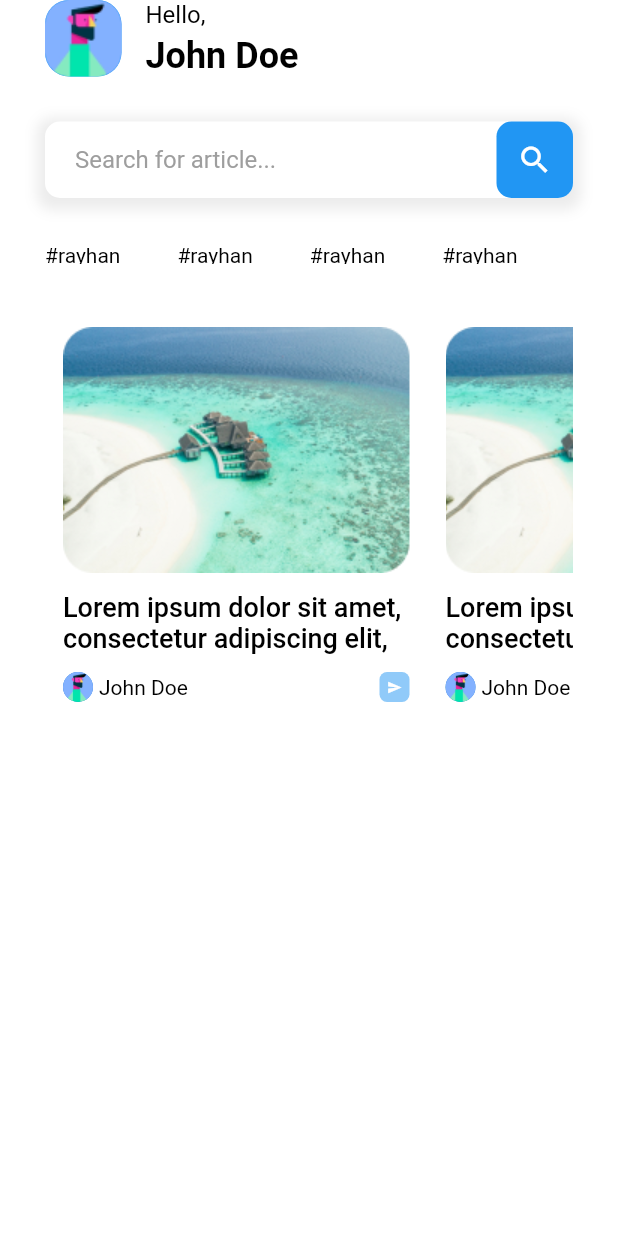
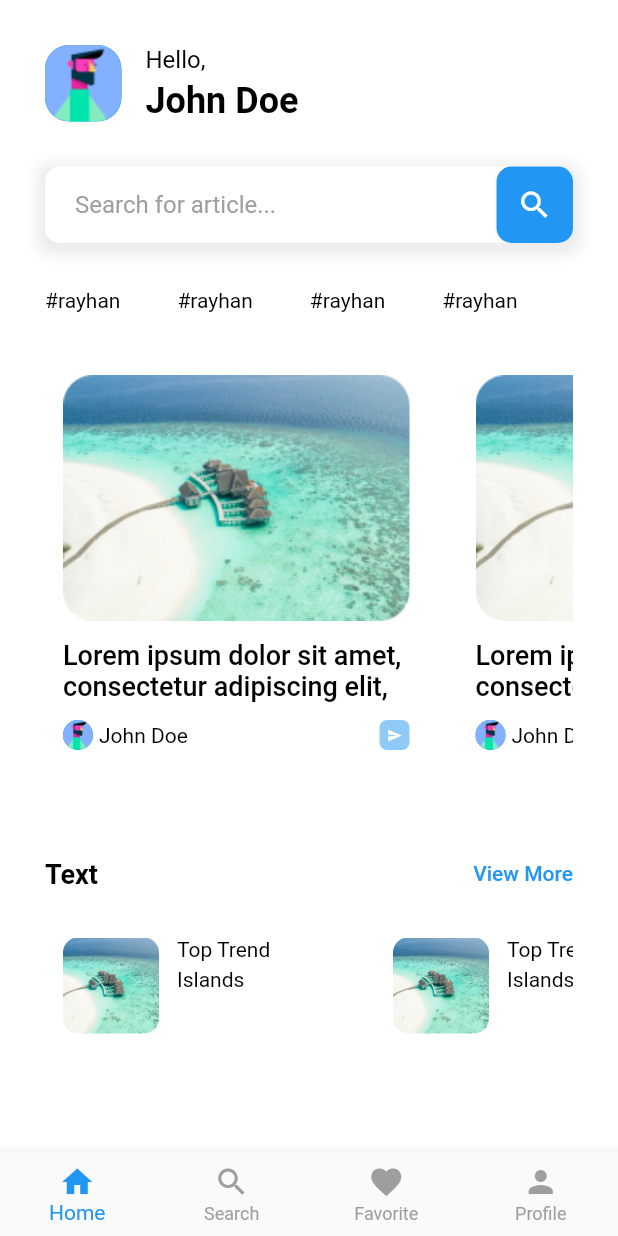
Before and after one commit to rayhanferdous/my_app, a Flutter app: the screen it shows after launch, on a phone screen of 412 x 824 dp. Run offline on Flutter 3.47's test engine with Material 2 defaults, Android fonts, the phone set to English and light mode, and no system bars.

Commit message:
home page design updated

```diff
--- a/lib/main.dart
+++ b/lib/main.dart
@@ -10,11 +10,35 @@ class MyApp extends StatelessWidget {
 
   @override
   Widget build(BuildContext context) {
-    return const MaterialApp(
+    return MaterialApp(
       debugShowCheckedModeBanner: false,
       home: Scaffold(
         backgroundColor: Colors.white,
-        body: HomeScreen(),
+        body: const HomeScreen(),
+        bottomNavigationBar: BottomNavigationBar(
+          items: const [
+            BottomNavigationBarItem(
+              icon: Icon(Icons.home),
+              label: 'Home',
+            ),
+            BottomNavigationBarItem(
+              icon: Icon(Icons.search),
+              label: 'Search',
+            ),
+            BottomNavigationBarItem(
+              icon: Icon(Icons.favorite),
+              label: 'Favorite',
+            ),
+            BottomNavigationBarItem(
+              icon: Icon(Icons.person),
+              label: 'Profile',
+            ),
+          ],
+          selectedItemColor: Colors.blue,
+          unselectedItemColor: Colors.grey,
+          showUnselectedLabels: true,
+          type: BottomNavigationBarType.fixed,
+        ),
       ),
     );
   }
@@ -27,10 +51,13 @@ class HomeScreen extends StatelessWidget {
   Widget build(BuildContext context) {
     return SafeArea(
       child: ListView(
-        padding: const EdgeInsets.symmetric(horizontal: 30),
+        padding: const EdgeInsets.all(30),
         children: [
           Row(
             children: [
+              const SizedBox(
+                height: 20,
+              ),
               Container(
                 height: 51,
                 width: 51,
@@ -124,7 +151,7 @@ class HomeScreen extends StatelessWidget {
           ),
           const SizedBox(height: 30),
           SizedBox(
-            height: 14,
+            height: 16,
             child: ListView.builder(
               scrollDirection: Axis.horizontal,
               itemCount: 10,
@@ -151,18 +178,29 @@ class HomeScreen extends StatelessWidget {
           SizedBox(
             height: 304,
             width: 255,
-            child: ListView.builder(
+            child: ListView.separated(
               scrollDirection: Axis.horizontal,
               itemCount: 10,
               shrinkWrap: true,
+              separatorBuilder: (context, index) => const Divider(
+                indent: 20,
+              ),
               itemBuilder: (context, index) {
+                //gap between card
+
                 return Container(
                   height: 304,
                   width: 255,
+                  decoration: BoxDecoration(
+                    color: Colors.white,
+                    borderRadius: BorderRadius.circular(14),
+                  ),
                   padding: const EdgeInsets.all(12),
-                  child: Column(children: [
+                  child: Column(
+                    children: [
                       Container(
                         height: 164,
+                        padding: const EdgeInsets.only(right: 12),
                         decoration: BoxDecoration(
                           borderRadius: BorderRadius.circular(10),
                           image: const DecorationImage(
@@ -219,8 +257,100 @@ class HomeScreen extends StatelessWidget {
                             ),
                           ),
                         ],
-                    )
-                  ]),
+                      ),
+                    ],
+                  ),
+                );
+              },
+            ),
+          ),
+          const SizedBox(
+            height: 30,
+          ),
+          Row(
+            mainAxisAlignment: MainAxisAlignment.spaceBetween,
+            children: const [
+              Text(
+                'Text',
+                style: TextStyle(
+                  color: Colors.black,
+                  fontSize: 18,
+                  fontWeight: FontWeight.w700,
+                ),
+              ),
+              Text(
+                'View More',
+                style: TextStyle(
+                  color: Colors.blue,
+                  fontSize: 14,
+                  fontWeight: FontWeight.w500,
+                ),
+              ),
+            ],
+          ),
+          const SizedBox(
+            height: 20,
+          ),
+          SizedBox(
+            height: 88,
+            width: 200,
+            child: ListView.separated(
+              scrollDirection: Axis.horizontal,
+              itemCount: 10,
+              shrinkWrap: true,
+              separatorBuilder: (context, index) => const Divider(
+                indent: 20,
+              ),
+              itemBuilder: (context, index) {
+                return Container(
+                  height: 88,
+                  width: 200,
+                  decoration: BoxDecoration(
+                    color: Colors.white,
+                    borderRadius: BorderRadius.circular(14),
+                  ),
+                  padding: const EdgeInsets.all(12),
+                  child: Row(
+                    children: [
+                      Container(
+                        height: 64,
+                        width: 64,
+                        decoration: BoxDecoration(
+                          borderRadius: BorderRadius.circular(10),
+                          image: const DecorationImage(
+                            image: AssetImage('assets/images/sea.png'),
+                            fit: BoxFit.cover,
+                          ),
+                        ),
+                      ),
+                      const SizedBox(width: 12),
+                      Column(
+                        crossAxisAlignment: CrossAxisAlignment.start,
+                        children: const [
+                          Text(
+                            'Top Trend',
+                            style: TextStyle(
+                              color: Colors.black,
+                              fontSize: 14,
+                              fontWeight: FontWeight.w400,
+                            ),
+                            //max line text 2
+                            maxLines: 2,
+                          ),
+                          SizedBox(height: 4),
+                          Text(
+                            'Islands',
+                            style: TextStyle(
+                              color: Colors.black,
+                              fontSize: 14,
+                              fontWeight: FontWeight.w400,
+                            ),
+                          ),
+                        ],
+                      ),
+                      const SizedBox(width: 10)
+                    ],
+                  ),
                 );
               },
             ),
```
Lines whose indentation alone changed are shown as unchanged.
